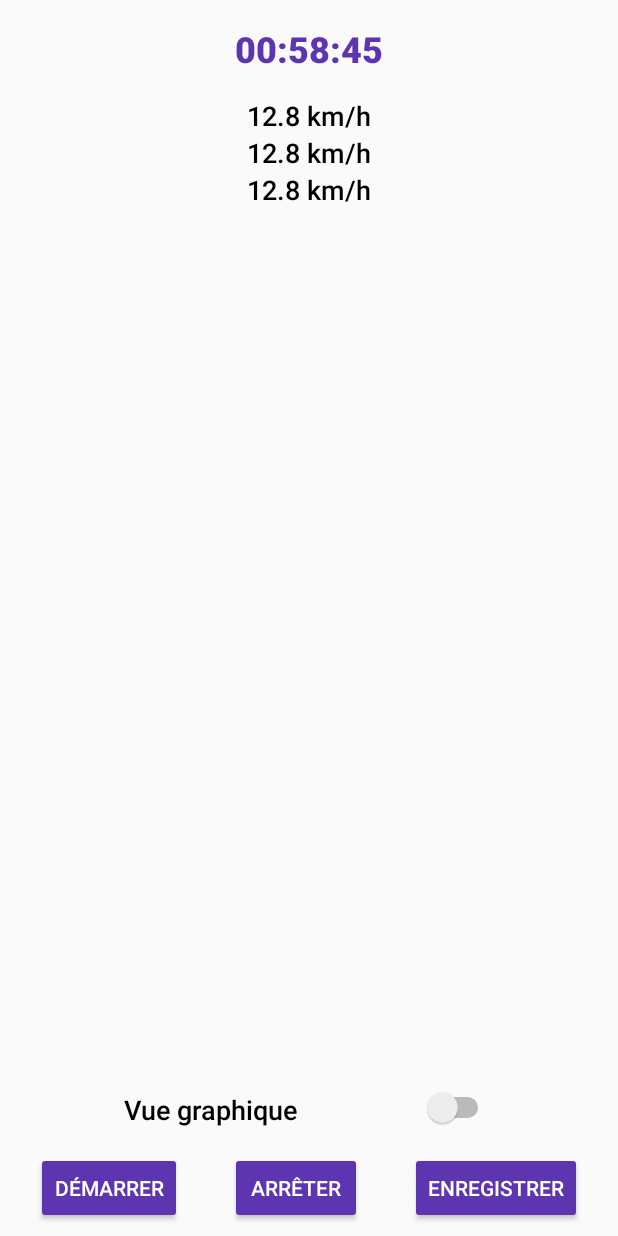
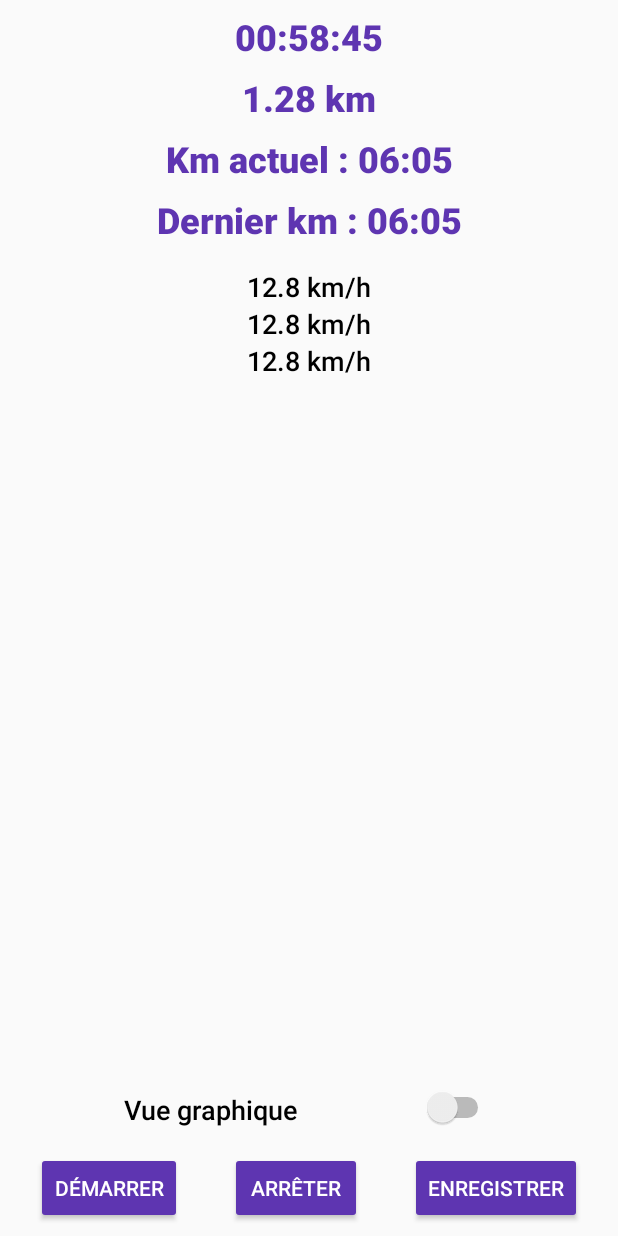
Before and after one commit to BenjaminLegrand/Runalytics, an Android app: the layout fragment_session.xml on its own in the app's theme, with its tools: preview values and no code run, on a phone screen of 412 x 824 dp. Run offline under Robolectric (Android 15) with nearby library versions, the phone set to English and light mode, and no system bars; plain views replace LineChart.

Commit message:
Added km computation

```diff
--- a/app/src/main/java/fr/legrand/runalytics/data/component/LogComponentImpl.kt
+++ b/app/src/main/java/fr/legrand/runalytics/data/component/LogComponentImpl.kt
@@ -4,7 +4,7 @@ import android.os.Environment
 import timber.log.Timber
 import java.io.File
 
-private const val SESSION_LOG_FILE_FORMAT = "Runalytics_session_%d.log"
+private const val SESSION_LOG_FILE_FORMAT = "runalytics/session_%d.log"
 private const val SESSION_LOG_ERROR_FORMAT = "ERROR : %s\n"
 private const val SESSION_LOG_INFO_FORMAT = "INFO : %s\n"
 
@@ -34,6 +34,7 @@ class LogComponentImpl : LogComponent {
             )}"
         )
         if (!currentSessionLogFile!!.exists()) {
+            currentSessionLogFile!!.parentFile.mkdirs()
             currentSessionLogFile!!.createNewFile()
         }
     }
--- a/app/src/main/java/fr/legrand/runalytics/data/entity/RALocationDBEntity.kt
+++ b/app/src/main/java/fr/legrand/runalytics/data/entity/RALocationDBEntity.kt
@@ -12,5 +12,5 @@ data class RALocationDBEntity(
     val altitude: Float = 0f,
     val fullAltitudeDiff: Float = 0f,
     val timestamp: Long = 0,
-    val currentKmTime: Int = 0
+    val currentKmTime: Long = 0
 )
--- a/app/src/main/java/fr/legrand/runalytics/data/model/RALocation.kt
+++ b/app/src/main/java/fr/legrand/runalytics/data/model/RALocation.kt
@@ -7,5 +7,5 @@ data class RALocation(
     val altitude: Float = 0f,
     val fullAltitudeDiff: Float = 0f,
     val timestamp: Long = 0,
-    val currentKmTime: Int = 0
+    val currentKmTime: Long = 0
 )
--- a/app/src/main/java/fr/legrand/runalytics/data/repository/LocationRepository.kt
+++ b/app/src/main/java/fr/legrand/runalytics/data/repository/LocationRepository.kt
@@ -47,7 +47,7 @@ class LocationRepository(
                 val currentKmTime =
                     if (lastLocation == null || distance == 0f) LocationValues.NO_TIME else (it.time(
                         TimeUnit.SECONDS
-                    ) * M_TO_KM / distance).toInt()
+                    ) * M_TO_KM / distance).toLong()
                 val timestamp =
                     if (lastLocation == null) 0L else currentRALocation.timestamp + it.time()
                 val fullAltitudeDiff = if (lastLocation == null) 0f else
--- a/app/src/main/java/fr/legrand/runalytics/data/values/LocationValues.kt
+++ b/app/src/main/java/fr/legrand/runalytics/data/values/LocationValues.kt
@@ -1,7 +1,7 @@
 package fr.legrand.runalytics.data.values
 
 object LocationValues {
-    const val LOCATION_REQUEST_UPDATE_TIME = 2500L
+    const val LOCATION_REQUEST_UPDATE_TIME = 3000L
 
-    const val NO_TIME = -1
+    const val NO_TIME = -1L
 }
--- a/app/src/main/java/fr/legrand/runalytics/presentation/component/error/ErrorDisplayComponentSnackbar.kt
+++ b/app/src/main/java/fr/legrand/runalytics/presentation/component/error/ErrorDisplayComponentSnackbar.kt
@@ -6,6 +6,7 @@ import android.widget.TextView
 import androidx.core.content.ContextCompat
 import com.google.android.material.snackbar.Snackbar
 import fr.legrand.runalytics.R
+import timber.log.Timber
 
 class ErrorDisplayComponentSnackbar
 constructor(
@@ -28,6 +29,7 @@ constructor(
                 .setTextColor(ContextCompat.getColor(activity, R.color.white))
             show()
         }
+        Timber.e(throwable)
     }
 
 }
--- a/app/src/main/java/fr/legrand/runalytics/presentation/ui/session/running/item/RALocationViewDataWrapper.kt
+++ b/app/src/main/java/fr/legrand/runalytics/presentation/ui/session/running/item/RALocationViewDataWrapper.kt
@@ -9,6 +9,7 @@ private const val M_TO_DAM = 10
 private const val KMH_TO_MS = 3.6
 
 data class RALocationViewDataWrapper(private val location: RALocation) {
+
     fun getFullDistanceKm() = location.fullDistance / M_TO_DAM
 
     fun getFloatTimestamp() = (location.timestamp / MS_TO_S).toFloat()
@@ -16,5 +17,5 @@ data class RALocationViewDataWrapper(private val location: RALocation) {
     fun getSpeed() = location.currentSpeed
 
     fun getSpeedText(context: Context): String =
-        context.getString(R.string.session_location_speed_format, location.currentSpeed * KMH_TO_MS)
+        context.getString(R.string.running_session_location_speed_format, location.currentSpeed * KMH_TO_MS)
 }
--- a/app/src/main/res/layout/fragment_session.xml
+++ b/app/src/main/res/layout/fragment_session.xml
@@ -3,18 +3,51 @@
     xmlns:app="http://schemas.android.com/apk/res-auto"
     xmlns:tools="http://schemas.android.com/tools"
     android:layout_width="match_parent"
-    android:layout_height="match_parent">
+    android:layout_height="match_parent"
+    android:keepScreenOn="true">
 
     <TextView
         android:id="@+id/fragment_session_duration_text"
         android:layout_width="match_parent"
         android:layout_height="wrap_content"
+        android:layout_marginTop="@dimen/base_margin"
         android:gravity="center"
-        android:layout_marginTop="@dimen/base_double_margin"
         android:textAppearance="@style/Theme.Runalytics.Text.Headline"
+        app:layout_constraintBottom_toTopOf="@id/fragment_session_distance_text"
         app:layout_constraintTop_toTopOf="parent"
         tools:text="00:58:45" />
 
+    <TextView
+        android:id="@+id/fragment_session_distance_text"
+        android:layout_width="match_parent"
+        android:layout_height="wrap_content"
+        android:layout_marginTop="@dimen/base_margin"
+        android:gravity="center"
+        android:textAppearance="@style/Theme.Runalytics.Text.Headline"
+        app:layout_constraintBottom_toTopOf="@id/fragment_session_current_km_duration_text"
+        app:layout_constraintTop_toBottomOf="@id/fragment_session_duration_text"
+        tools:text="1.28 km" />
+
+    <TextView
+        android:id="@+id/fragment_session_current_km_duration_text"
+        android:layout_width="match_parent"
+        android:layout_height="wrap_content"
+        android:layout_marginTop="@dimen/base_margin"
+        android:gravity="center"
+        android:textAppearance="@style/Theme.Runalytics.Text.Headline"
+        app:layout_constraintBottom_toTopOf="@id/fragment_session_last_km_duration_text"
+        app:layout_constraintTop_toBottomOf="@id/fragment_session_distance_text"
+        tools:text="Km actuel : 06:05" />
+
+    <TextView
+        android:id="@+id/fragment_session_last_km_duration_text"
+        android:layout_width="match_parent"
+        android:layout_height="wrap_content"
+        android:layout_marginTop="@dimen/base_margin"
+        android:gravity="center"
+        android:textAppearance="@style/Theme.Runalytics.Text.Headline"
+        app:layout_constraintTop_toBottomOf="@id/fragment_session_current_km_duration_text"
+        tools:text="Dernier km : 06:05" />
 
     <com.github.mikephil.charting.charts.LineChart
         android:id="@+id/fragment_session_chart"
@@ -23,7 +56,7 @@
         android:layout_marginTop="@dimen/base_double_margin"
         android:visibility="gone"
         app:layout_constraintBottom_toTopOf="@id/fragment_session_chart_switch"
-        app:layout_constraintTop_toBottomOf="@id/fragment_session_duration_text" />
+        app:layout_constraintTop_toBottomOf="@id/fragment_session_last_km_duration_text" />
 
     <androidx.recyclerview.widget.RecyclerView
         android:id="@+id/fragment_session_data_list"
@@ -31,7 +64,7 @@
         android:layout_height="0dp"
         android:layout_marginTop="@dimen/base_double_margin"
         app:layout_constraintBottom_toTopOf="@id/fragment_session_chart_switch"
-        app:layout_constraintTop_toBottomOf="@id/fragment_session_duration_text"
+        app:layout_constraintTop_toBottomOf="@id/fragment_session_last_km_duration_text"
         tools:listitem="@layout/view_session_location_item" />
 
 
```
Also changed, not shown: app/src/main/java/fr/legrand/runalytics/presentation/ui/session/list/item/SessionViewDataWrapper.kt (+2 -17 lines), app/src/main/java/fr/legrand/runalytics/presentation/ui/session/running/SessionFragment.kt (+36 -7 lines), app/src/main/java/fr/legrand/runalytics/presentation/ui/session/running/SessionFragmentViewModel.kt (+46 -7 lines), app/src/main/java/fr/legrand/runalytics/presentation/utils/LocationUtils.kt (added, +31 -0 lines), app/src/main/java/fr/legrand/runalytics/presentation/utils/TimeUtils.kt (+24 -0 lines), app/src/main/res/values/strings.xml (+16 -6 lines).
